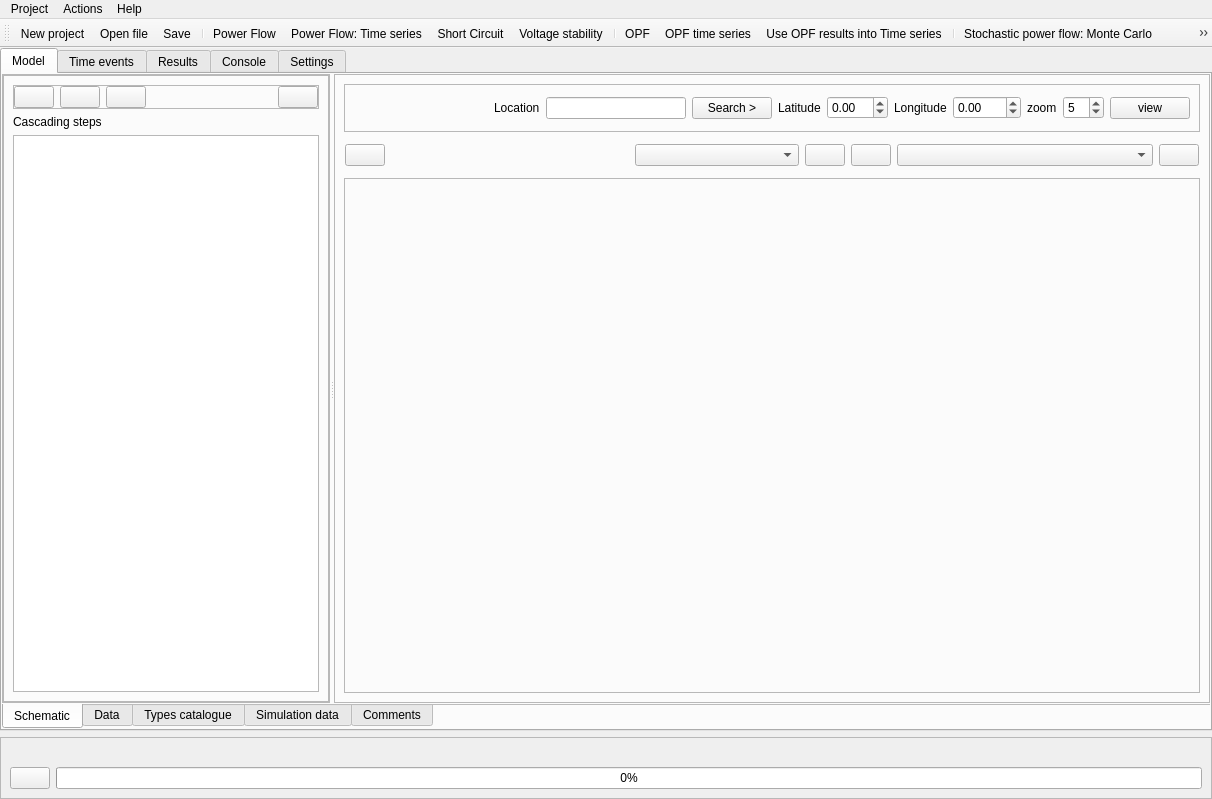
Before: the Qt Designer form src/GridCal/Gui/Main/MainWindow.ui in SanPen/GridCal, drawn with Qt 5.
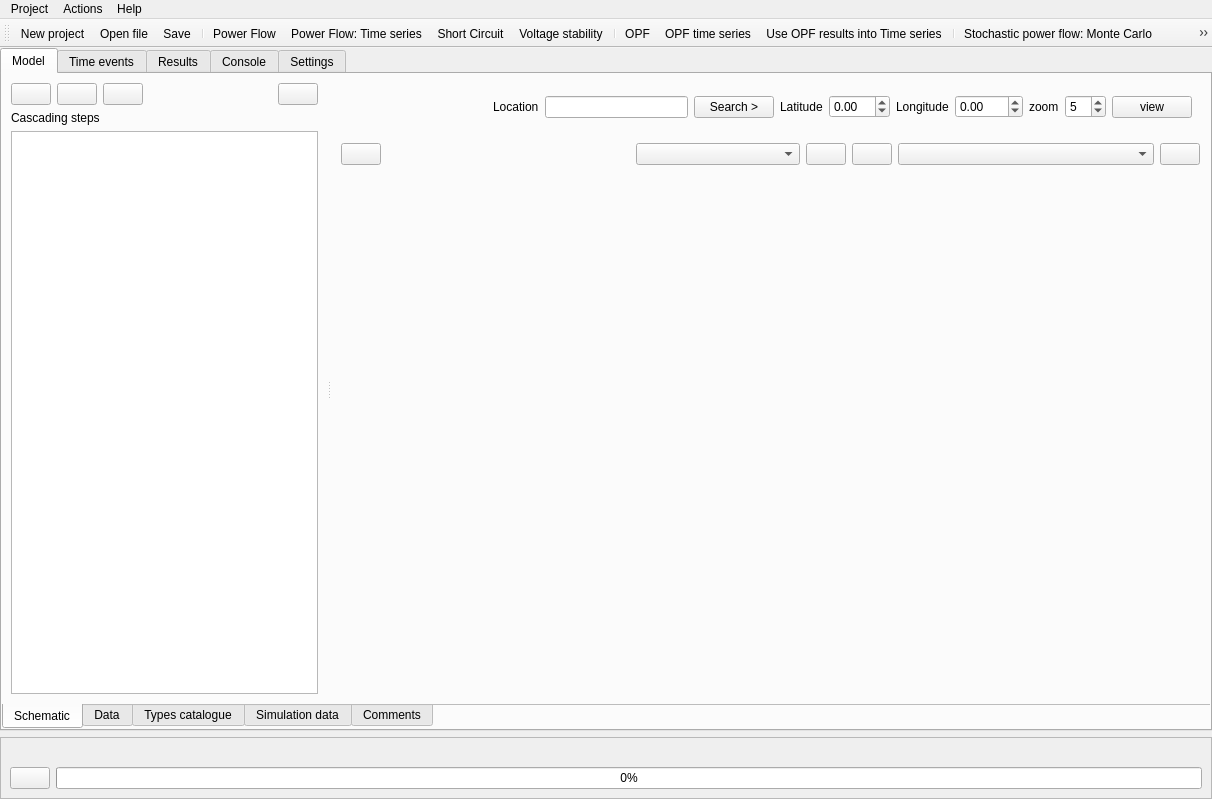
After: the same form once the commit is applied. Icons and pictures are not drawn. Custom widgets are drawn as their Qt base class.

```diff
--- a/src/GridCal/Gui/Main/MainWindow.ui
+++ b/src/GridCal/Gui/Main/MainWindow.ui
@@ -126,7 +126,7 @@
               </property>
               <widget class="QFrame" name="cascade_menu">
                <property name="frameShape">
-                <enum>QFrame::StyledPanel</enum>
+                <enum>QFrame::NoFrame</enum>
                </property>
                <property name="frameShadow">
                 <enum>QFrame::Raised</enum>
@@ -149,7 +149,7 @@
                   <item>
                    <widget class="QFrame" name="frame_10">
                     <property name="frameShape">
-                     <enum>QFrame::StyledPanel</enum>
+                     <enum>QFrame::NoFrame</enum>
                     </property>
                     <property name="frameShadow">
                      <enum>QFrame::Raised</enum>
@@ -158,7 +158,7 @@
                      <item>
                       <widget class="QFrame" name="frame_11">
                        <property name="frameShape">
-                        <enum>QFrame::StyledPanel</enum>
+                        <enum>QFrame::NoFrame</enum>
                        </property>
                        <property name="frameShadow">
                         <enum>QFrame::Raised</enum>
@@ -264,7 +264,7 @@
               </widget>
               <widget class="QFrame" name="frame_6">
                <property name="frameShape">
-                <enum>QFrame::StyledPanel</enum>
+                <enum>QFrame::NoFrame</enum>
                </property>
                <property name="frameShadow">
                 <enum>QFrame::Raised</enum>
@@ -279,7 +279,7 @@
                    </size>
                   </property>
                   <property name="frameShape">
-                   <enum>QFrame::StyledPanel</enum>
+                   <enum>QFrame::NoFrame</enum>
                   </property>
                   <property name="frameShadow">
                    <enum>QFrame::Raised</enum>
@@ -517,7 +517,7 @@
                 <item>
                  <widget class="QFrame" name="frame_33">
                   <property name="frameShape">
-                   <enum>QFrame::StyledPanel</enum>
+                   <enum>QFrame::NoFrame</enum>
                   </property>
                   <property name="frameShadow">
                    <enum>QFrame::Raised</enum>
```
